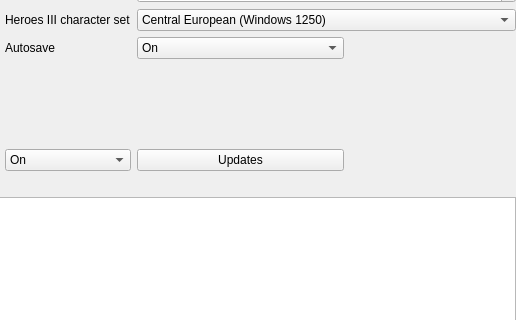
This is launcher/settingsView/csettingsview_moc.ui in vcmi/vcmi as Qt 5 draws it before an edit; both pictures show x 263 to 779 and y 206 to 526 of the 779 by 619 pixel window. The edited form follows.
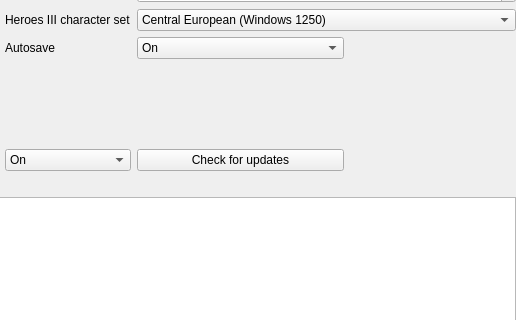
This is the edited form.

Commit message: Rename button

What changed in the file:
```diff
--- a/launcher/settingsView/csettingsview_moc.ui
+++ b/launcher/settingsView/csettingsview_moc.ui
@@ -648,7 +648,7 @@
    <item row="17" column="7">
     <widget class="QPushButton" name="updatesButton">
      <property name="text">
-      <string>Updates</string>
+      <string>Check for updates</string>
      </property>
     </widget>
    </item>
```
